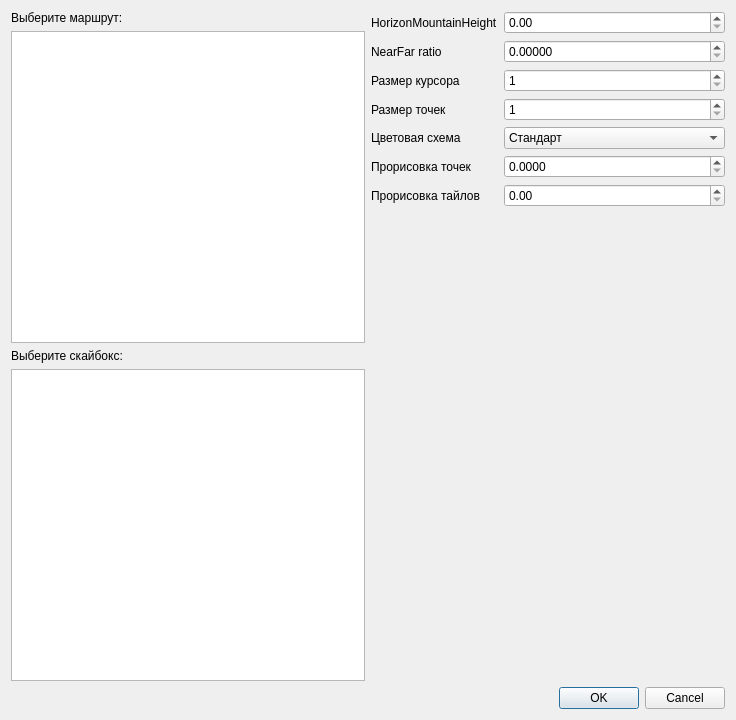
Old version of the form src/StartDialog.ui in the repository asafran/RouteEditor.
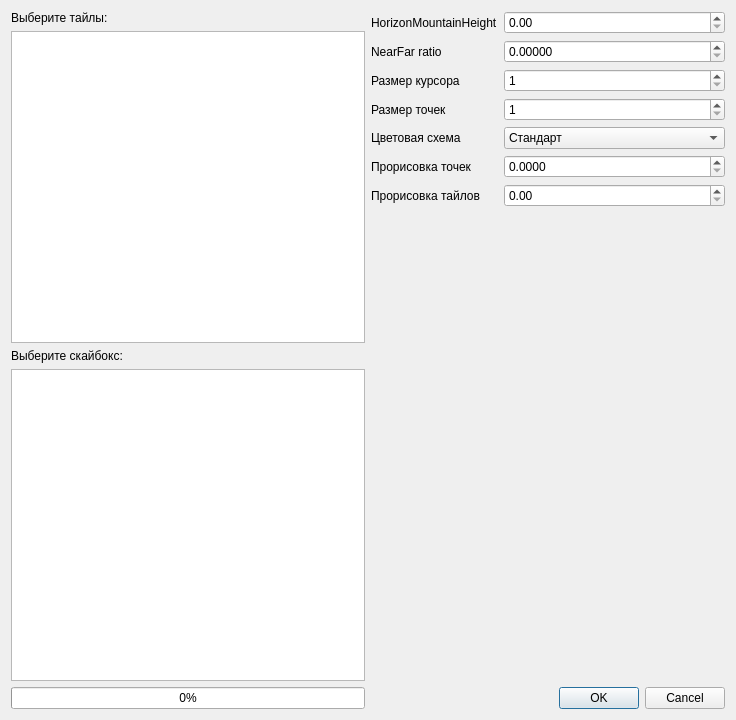
New version of the form.

```diff
--- a/src/StartDialog.ui
+++ b/src/StartDialog.ui
@@ -19,7 +19,7 @@
      <item>
       <widget class="QLabel" name="label_6">
        <property name="text">
-        <string>Выберите маршрут:</string>
+        <string>Выберите тайлы:</string>
        </property>
       </widget>
      </item>
@@ -196,6 +196,13 @@
      </property>
     </widget>
    </item>
+   <item row="1" column="0">
+    <widget class="QProgressBar" name="progressBar">
+     <property name="value">
+      <number>0</number>
+     </property>
+    </widget>
+   </item>
   </layout>
  </widget>
  <resources/>
```
Left out of the diff: 32 changed lines with no effect on the pictures.
